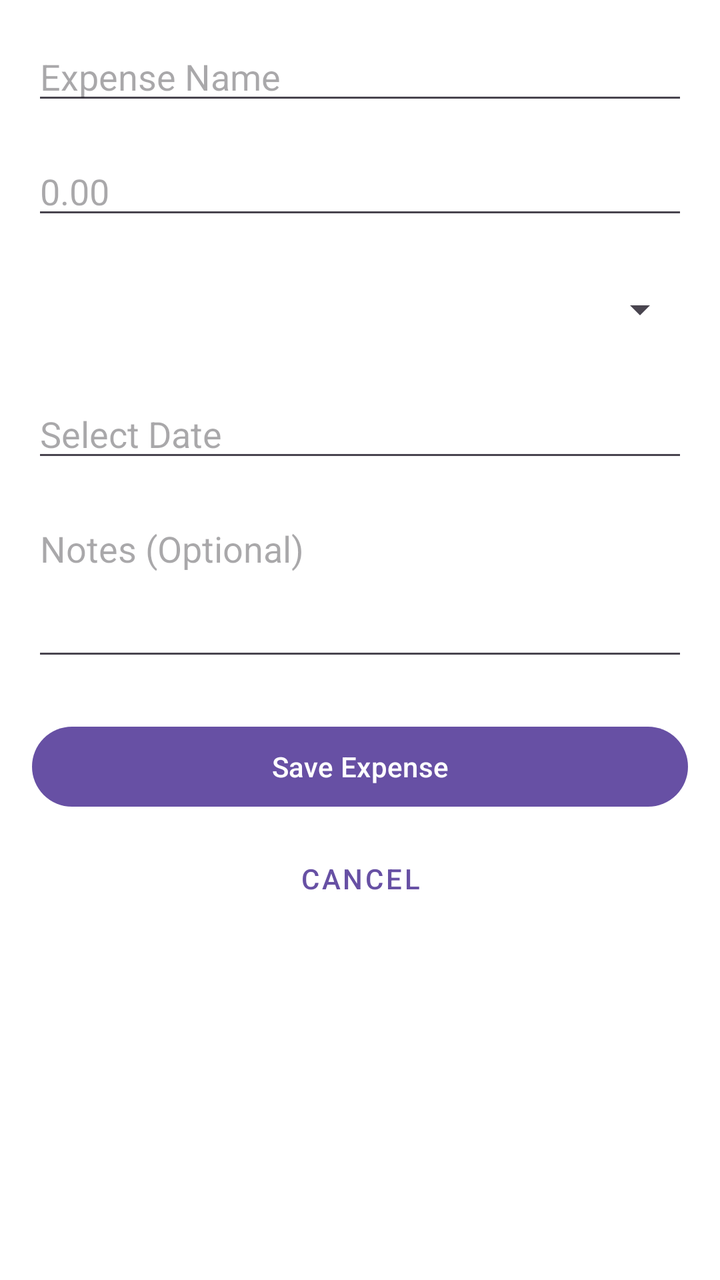
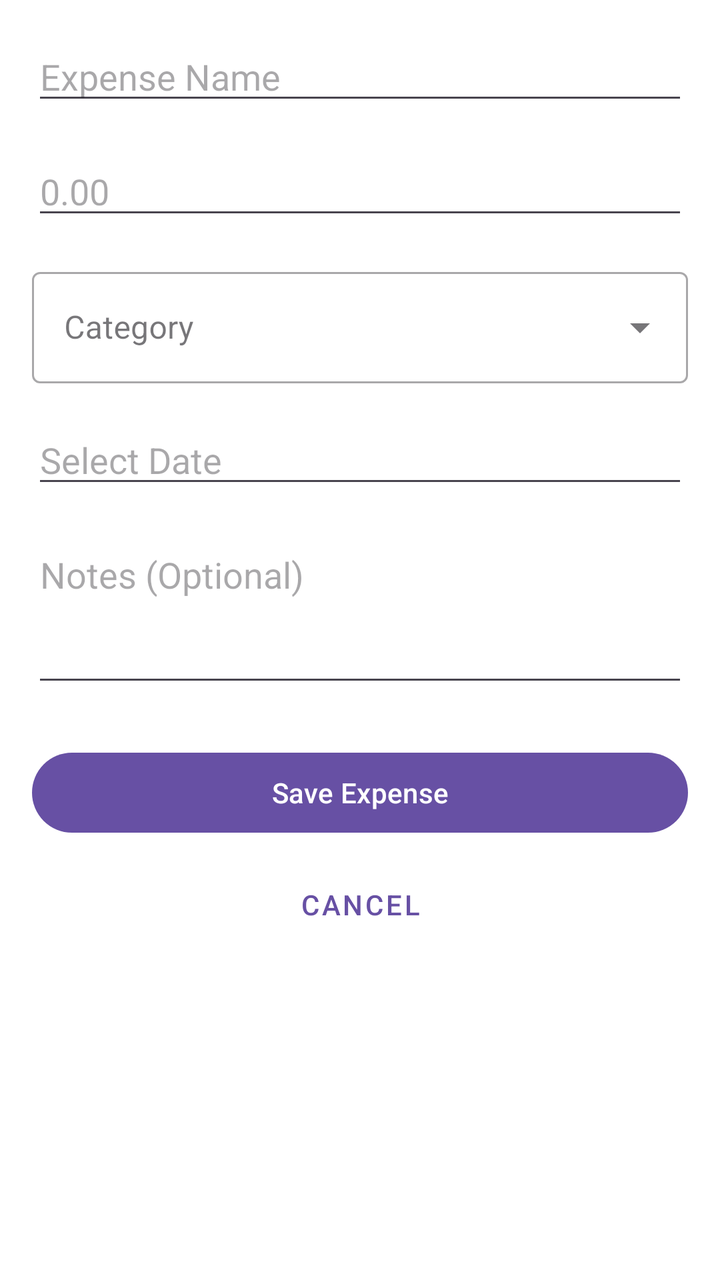

Screens rendered from an Android XML layout before and after an edit, with the pre-edit source and the edit as a unified diff.
<!-- AndroidManifest.xml: application theme Theme.Sample_project -->
<!-- res/layout/activity_add_expense.xml -->
<?xml version="1.0" encoding="utf-8"?>
<androidx.constraintlayout.widget.ConstraintLayout
    xmlns:android="http://schemas.android.com/apk/res/android"
    xmlns:app="http://schemas.android.com/apk/res-auto"
    android:id="@+id/layout_add_expense"
    android:layout_width="match_parent"
    android:layout_height="match_parent"
    android:padding="16dp">

    <EditText
        android:id="@+id/etExpenseName"
        android:layout_width="0dp"
        android:layout_height="wrap_content"
        android:hint="@string/hint_expense_name"
        android:inputType="textCapWords"
        app:layout_constraintTop_toTopOf="parent"
        app:layout_constraintStart_toStartOf="parent"
        app:layout_constraintEnd_toEndOf="parent"/>

    <EditText
        android:id="@+id/etAmount"
        android:layout_width="0dp"
        android:layout_height="wrap_content"
        android:hint="@string/hint_amount"
        android:inputType="numberDecimal"
        android:layout_marginTop="16dp"
        app:layout_constraintTop_toBottomOf="@id/etExpenseName"
        app:layout_constraintStart_toStartOf="parent"
        app:layout_constraintEnd_toEndOf="parent"/>

    <Spinner
        android:id="@+id/spinnerCategory"
        android:layout_width="0dp"
        android:layout_height="48dp"
        android:layout_marginTop="16dp"
        app:layout_constraintTop_toBottomOf="@id/etAmount"
        app:layout_constraintStart_toStartOf="parent"
        app:layout_constraintEnd_toEndOf="parent"/>

    <EditText
        android:id="@+id/etDate"
        android:layout_width="0dp"
        android:layout_height="wrap_content"
        android:hint="@string/hint_select_date"
        android:focusable="false"
        android:clickable="true"
        android:cursorVisible="false"
        android:layout_marginTop="16dp"
        app:layout_constraintTop_toBottomOf="@id/spinnerCategory"
        app:layout_constraintStart_toStartOf="parent"
        app:layout_constraintEnd_toEndOf="parent"/>

    <EditText
        android:id="@+id/etNotes"
        android:layout_width="0dp"
        android:layout_height="wrap_content"
        android:hint="@string/hint_notes"
        android:inputType="textMultiLine"
        android:gravity="top"
        android:minLines="3"
        android:layout_marginTop="16dp"
        app:layout_constraintTop_toBottomOf="@id/etDate"
        app:layout_constraintStart_toStartOf="parent"
        app:layout_constraintEnd_toEndOf="parent"/>

    <Button
        android:id="@+id/btnSave"
        android:layout_width="0dp"
        android:layout_height="wrap_content"
        android:text="@string/btn_save"
        android:layout_marginTop="24dp"
        app:layout_constraintTop_toBottomOf="@id/etNotes"
        app:layout_constraintStart_toStartOf="parent"
        app:layout_constraintEnd_toEndOf="parent"/>

    <Button
        android:id="@+id/btnCancel"
        style="@style/Widget.MaterialComponents.Button.TextButton"
        android:layout_width="0dp"
        android:layout_height="wrap_content"
        android:text="Cancel"
        android:layout_marginTop="8dp"
        app:layout_constraintTop_toBottomOf="@id/btnSave"
        app:layout_constraintStart_toStartOf="parent"
        app:layout_constraintEnd_toEndOf="parent"/>

</androidx.constraintlayout.widget.ConstraintLayout>
<!-- resources referenced by this layout -->
<resources>
  <string name="btn_save">Save Expense</string>
  <string name="hint_amount">0.00</string>
  <string name="hint_expense_name">Expense Name</string>
  <string name="hint_notes">Notes (Optional)</string>
  <string name="hint_select_date">Select Date</string>
  <style name="Theme.Sample_project" parent="Base.Theme.Sample_project" />
  <style name="Base.Theme.Sample_project" parent="Theme.Material3.DayNight.NoActionBar">
          
          
          <item name="android:windowBackground">@color/cardview_light_background</item>
      </style>
</resources>

<!-- the commit's change to res/layout/activity_add_expense.xml (unified diff, before → after) -->
@@ -2,7 +2,7 @@
 <androidx.constraintlayout.widget.ConstraintLayout
     xmlns:android="http://schemas.android.com/apk/res/android"
     xmlns:app="http://schemas.android.com/apk/res-auto"
-    android:id="@+id/layout_add_expense"
+    android:id="@+id/layoutAddExpense"
     android:layout_width="match_parent"
     android:layout_height="match_parent"
     android:padding="16dp">
@@ -13,6 +13,8 @@
         android:layout_height="wrap_content"
         android:hint="@string/hint_expense_name"
         android:inputType="textCapWords"
+        android:autofillHints="name"
+        android:importantForAutofill="yes"
         app:layout_constraintTop_toTopOf="parent"
         app:layout_constraintStart_toStartOf="parent"
         app:layout_constraintEnd_toEndOf="parent"/>
@@ -23,19 +25,32 @@
         android:layout_height="wrap_content"
         android:hint="@string/hint_amount"
         android:inputType="numberDecimal"
+        android:autofillHints="none"
+        android:importantForAutofill="no"
         android:layout_marginTop="16dp"
         app:layout_constraintTop_toBottomOf="@id/etExpenseName"
         app:layout_constraintStart_toStartOf="parent"
         app:layout_constraintEnd_toEndOf="parent"/>
 
-    <Spinner
-        android:id="@+id/spinnerCategory"
+    <com.google.android.material.textfield.TextInputLayout
+        android:id="@+id/layoutCategory"
+        style="@style/Widget.MaterialComponents.TextInputLayout.OutlinedBox.ExposedDropdownMenu"
         android:layout_width="0dp"
-        android:layout_height="48dp"
+        android:layout_height="wrap_content"
         android:layout_marginTop="16dp"
+        android:hint="@string/hint_category"
         app:layout_constraintTop_toBottomOf="@id/etAmount"
         app:layout_constraintStart_toStartOf="parent"
-        app:layout_constraintEnd_toEndOf="parent"/>
+        app:layout_constraintEnd_toEndOf="parent">
+
+        <AutoCompleteTextView
+            android:id="@+id/autoCompleteCategory"
+            android:layout_width="match_parent"
+            android:layout_height="wrap_content"
+            android:inputType="none"
+            android:autofillHints="none" />
+
+    </com.google.android.material.textfield.TextInputLayout>
 
     <EditText
         android:id="@+id/etDate"
@@ -45,8 +60,11 @@
         android:focusable="false"
         android:clickable="true"
         android:cursorVisible="false"
+        android:inputType="none"
+        android:autofillHints="none"
+        android:importantForAutofill="no"
         android:layout_marginTop="16dp"
-        app:layout_constraintTop_toBottomOf="@id/spinnerCategory"
+        app:layout_constraintTop_toBottomOf="@id/layoutCategory"
         app:layout_constraintStart_toStartOf="parent"
         app:layout_constraintEnd_toEndOf="parent"/>
 
@@ -56,6 +74,8 @@
         android:layout_height="wrap_content"
         android:hint="@string/hint_notes"
         android:inputType="textMultiLine"
+        android:autofillHints="none"
+        android:importantForAutofill="no"
         android:gravity="top"
         android:minLines="3"
         android:layout_marginTop="16dp"
@@ -78,7 +98,7 @@
         style="@style/Widget.MaterialComponents.Button.TextButton"
         android:layout_width="0dp"
         android:layout_height="wrap_content"
-        android:text="Cancel"
+        android:text="@string/btn_cancel"
         android:layout_marginTop="8dp"
         app:layout_constraintTop_toBottomOf="@id/btnSave"
         app:layout_constraintStart_toStartOf="parent"
<!-- resource entries referenced after the edit -->
@@ -1,7 +1,9 @@
 <!-- resources referenced by this layout -->
 <resources>
+  <string name="btn_cancel">Cancel</string>
   <string name="btn_save">Save Expense</string>
   <string name="hint_amount">0.00</string>
+  <string name="hint_category">Category</string>
   <string name="hint_expense_name">Expense Name</string>
   <string name="hint_notes">Notes (Optional)</string>
   <string name="hint_select_date">Select Date</string>
